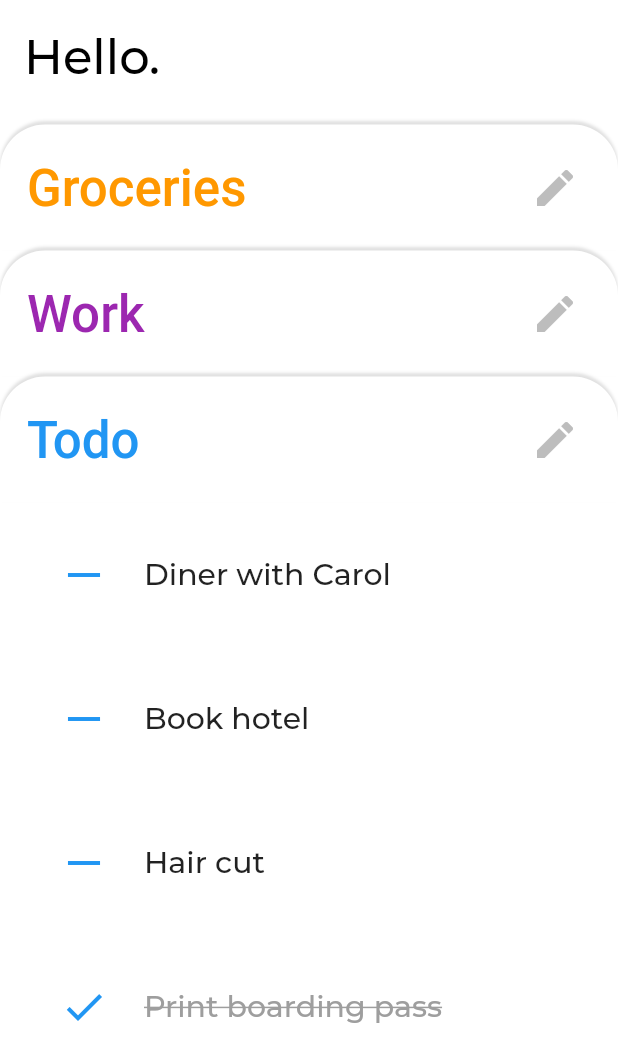
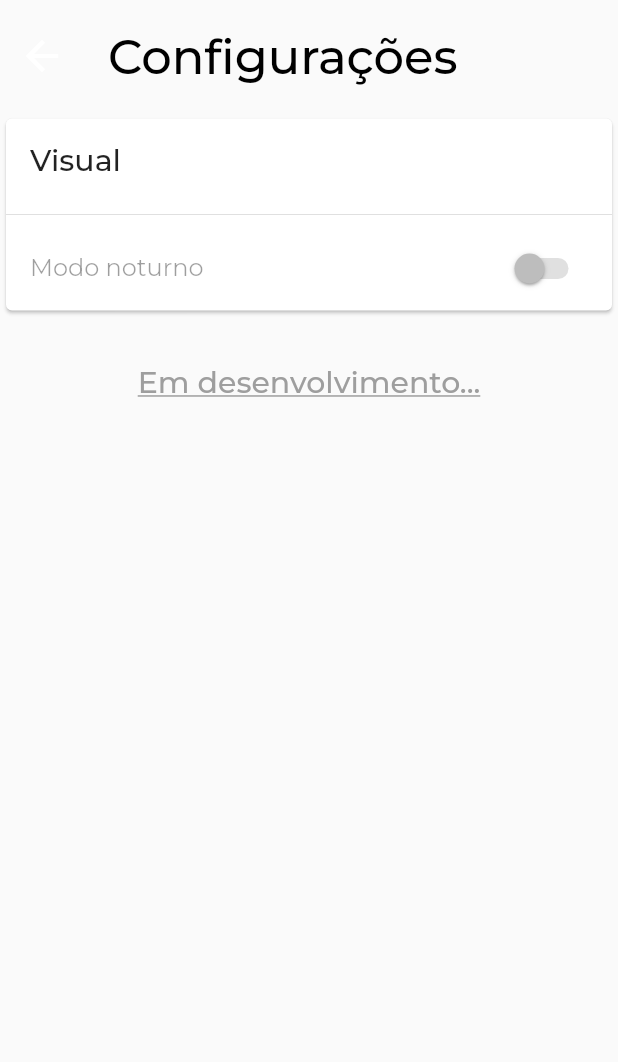
Before and after one commit to morrissey-br/todo_flutter, a Flutter app: the screen it shows after launch, after a tap on the "settings" icon, on a phone screen of 412 x 824 dp. Shown: the top 1062 px of the screen. Run offline on Flutter 3.47's test engine with Material 2 defaults, Android fonts, the phone set to English and light mode, and no system bars; our stand-ins replace google_fonts; missing offline and left inert: flex_color_picker.

Commit message:
Página de configurações adicionada

```diff
--- a/lib/components/allDoneComponent.dart
+++ b/lib/components/backgroundMessage.dart
@@ -1,13 +1,16 @@
 import 'package:flutter/material.dart';
 
-class AllDone extends StatelessWidget {
+class BackgroundMessage extends StatelessWidget {
+  final String message;
+  BackgroundMessage({required this.message});
+
   @override
   Widget build(BuildContext context) {
     return Padding(
       padding: const EdgeInsets.symmetric(vertical: 32.0),
       child: Center(
         child: Text(
-          'All done!',
+          message,
           style: Theme.of(context).textTheme.headline6?.copyWith(
                 color: Colors.grey,
                 decoration: TextDecoration.underline,
--- a/lib/components/todoGroupComponent.dart
+++ b/lib/components/todoGroupComponent.dart
@@ -1,5 +1,5 @@
 import 'package:flutter/material.dart';
-import 'package:todo_flutter/components/allDoneComponent.dart';
+import 'package:todo_flutter/components/backgroundMessage.dart';
 import 'package:todo_flutter/components/todoComponent.dart';
 import 'package:todo_flutter/main.dart';
 import 'package:todo_flutter/model/TodoGroup.dart';
@@ -175,7 +175,9 @@ class _TodoGroupComponentState extends State<TodoGroupComponent>
                             });
                       },
                     )
-                  : AllDone(),
+                  : BackgroundMessage(
+                      message: 'Tudo feito!',
+                    ),
             ),
           ),
         ),
--- /dev/null
+++ b/lib/pages/appConfigurationPage.dart
@@ -0,0 +1,48 @@
+import 'package:flutter/material.dart';
+import 'package:todo_flutter/components/backgroundMessage.dart';
+
+class AppConfigurationPage extends StatefulWidget {
+  AppConfigurationPage({Key? key}) : super(key: key);
+  @override
+  _AppConfigurationPageState createState() => _AppConfigurationPageState();
+}
+
+class _AppConfigurationPageState extends State<AppConfigurationPage> {
+  @override
+  void initState() {
+    super.initState();
+  }
+
+  @override
+  Widget build(BuildContext context) {
+    return Scaffold(
+      appBar: AppBar(
+        title: Text('Configurações'),
+        toolbarHeight: 75,
+      ),
+      body: Column(
+        children: [
+          Card(
+            child: Column(
+              children: [
+                ListTile(
+                  title: Text(
+                    'Visual',
+                    style: Theme.of(context).textTheme.headline6,
+                  ),
+                ),
+                Divider(),
+                SwitchListTile(
+                  title: Text('Modo noturno'),
+                  value: false,
+                  onChanged: null,
+                ),
+              ],
+            ),
+          ),
+          BackgroundMessage(message: 'Em desenvolvimento...'),
+        ],
+      ),
+    );
+  }
+}
--- a/lib/pages/homePage.dart
+++ b/lib/pages/homePage.dart
@@ -1,6 +1,7 @@
 import 'package:flutter/material.dart';
 import 'package:todo_flutter/components/todoGroupComponent.dart';
 import 'package:todo_flutter/model/TodoGroup.dart';
+import 'package:todo_flutter/pages/appConfigurationPage.dart';
 import 'dart:async';
 
 import '../components/addTodoGroupAlert.dart';
@@ -50,11 +51,11 @@ class _HomePageState extends State<HomePage> {
             // TODO: Criar pagina de configurações do app
             icon: Icon(Icons.settings),
             onPressed: () {
-              // Navigator.push(
-              //   context,
-              //   MaterialPageRoute(
-              //       builder: (BuildContext context) => TodoGroupEdit()),
-              // );
+              Navigator.push(
+                context,
+                MaterialPageRoute(
+                    builder: (BuildContext context) => AppConfigurationPage()),
+              );
             },
             iconSize: Theme.of(context).iconTheme.size ?? 24,
             padding: EdgeInsets.symmetric(horizontal: 20),
--- a/lib/pages/todoGroupEditPage.dart
+++ b/lib/pages/todoGroupEditPage.dart
@@ -122,7 +122,7 @@ class _TodoGroupEditPageState extends State<TodoGroupEditPage> {
   Widget build(BuildContext context) {
     return Scaffold(
       appBar: AppBar(
-        title: Text('Editar grupo:'),
+        title: Text('Editar grupo'),
         toolbarHeight: 75,
       ),
       body: Column(
--- a/lib/services/appServices.dart
+++ b/lib/services/appServices.dart
@@ -0,0 +1,7 @@
+class AppServices {
+  AppServices._();
+
+  static AppServices instance() {
+    return AppServices._();
+  }
+}
--- a/pubspec.yaml
+++ b/pubspec.yaml
@@ -32,6 +32,7 @@ dependencies:
   uuid: 3.0.4
   google_fonts: ^2.0.0
   flex_color_picker: ^2.0.0
+  shared_preferences: ^2.0.6
 
 dev_dependencies:
   flutter_test:
```
Also changed, not shown: pubspec.lock.
